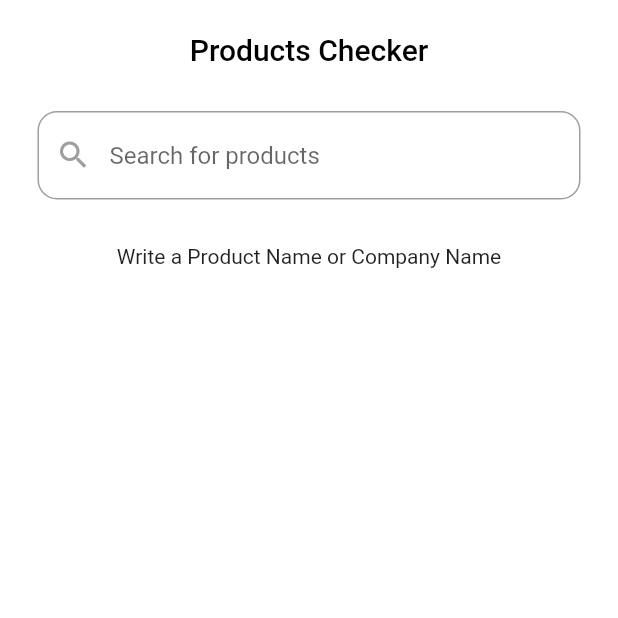
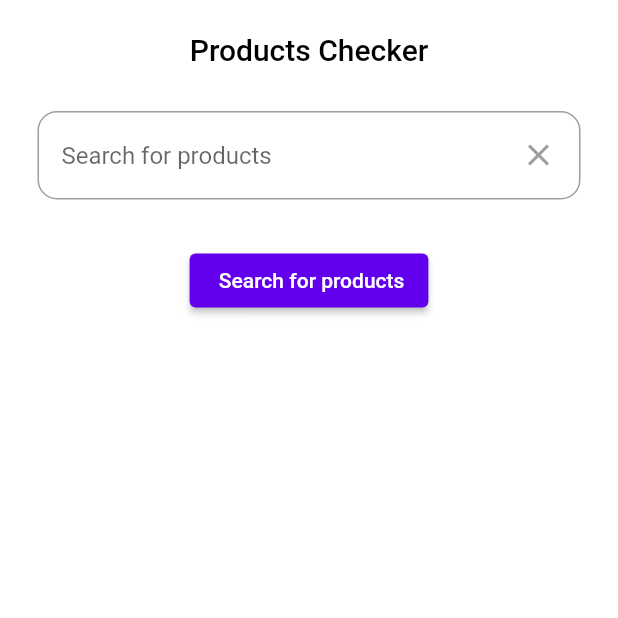
Before and after one commit to AWsabry/ektfaa, a Flutter app: the HomeScreen screen opened directly, on a phone screen of 412 x 824 dp, the top half of it. Run offline on Flutter 3.47's test engine with Material 2 defaults, Android fonts, the light colour scheme and no system bars; our stand-ins replace country_code_picker, country_picker, dio, firebase_auth, firebase_core, flutter_bloc and 7 more; accounts and stored records are empty; network calls fail.

Commit message:
Clear List Of Products

```diff
--- a/lib/Components/Constants/constatnts.dart
+++ b/lib/Components/Constants/constatnts.dart
@@ -50,7 +50,7 @@ abstract class EktfaaConstants {
       "If the results appear, feel free to buy it, otherwise you will find the similar one.";
 
   // Search Hint
-  static String searchHint = "Search for products";
+  static String searchHint = " Search for products";
   // Home title
   static String homeTitle = "Products Checker";
 
--- a/lib/Screens/HomeScreen.dart
+++ b/lib/Screens/HomeScreen.dart
@@ -6,8 +6,7 @@ import 'package:flutter/material.dart';
 import 'package:flutter_bloc/flutter_bloc.dart';
 
 class HomeScreen extends StatefulWidget {
-  HomeScreen({Key? key}) : super(key: key);
-  var controller = TextEditingController();
+  const HomeScreen({Key? key}) : super(key: key);
   @override
   State<HomeScreen> createState() => _HomeScreenState();
 }
@@ -22,7 +21,6 @@ class _HomeScreenState extends State<HomeScreen> {
       },
       child:
           BlocBuilder<ProductsCubit, ProductsStates>(builder: (context, state) {
-        var list = ProductsCubit.get(context).searchedProducts;
         var message = ProductsCubit.get(context).message;
         return Scaffold(
           appBar: AppBar(
@@ -48,8 +46,17 @@ class _HomeScreenState extends State<HomeScreen> {
                   Container(
                     padding: const EdgeInsets.only(top: 10),
                     child: TextFormField(
-                      controller: widget.controller,
+                      controller: ProductsCubit.get(context).searchController,
                       cursorColor: Colors.redAccent,
+                      onFieldSubmitted: (value) {
+                        ProductsCubit.get(context).getSearchedProducts(
+                            ProductsCubit.get(context).searchController.text,
+                            context);
+                      },
+                      onChanged: (value) {
+                        ProductsCubit.get(context).searchController.text =
+                            value;
+                      },
                       validator: (value) {
                         if (value!.isNotEmpty) {
                           return null;
@@ -66,20 +73,28 @@ class _HomeScreenState extends State<HomeScreen> {
                           ),
                         ),
                         hintText: EktfaaConstants.searchHint,
-                        prefixIcon: const Icon(
-                          Icons.search,
-                          color: Colors.grey,
+                        suffixIcon: Padding(
+                          padding: const EdgeInsets.only(right: 8.0),
+                          child: Container(
+                            height: 40,
+                            width: 40,
+                            decoration: const BoxDecoration(
+                                color: Colors.white,
+                                borderRadius:
+                                    BorderRadius.all(Radius.circular(14))),
+                            child: IconButton(
+                                color: Colors.grey,
+                                onPressed: () {
+                                  ProductsCubit.get(context)
+                                      .clearListOfProducts();
+                                },
+                                icon: const Icon(Icons.close)),
+                          ),
                         ),
                         border: const OutlineInputBorder(
                           borderRadius: BorderRadius.all(Radius.circular(13.0)),
                         ),
                       ),
-                      onChanged: (value) {
-                        ProductsCubit.get(context).getSearchedProducts(
-                          value,
-                          context,
-                        );
-                      },
                     ),
                   ),
 
@@ -89,12 +104,12 @@ class _HomeScreenState extends State<HomeScreen> {
                     height: 30,
                   ),
 
-                  list.isNotEmpty
+                  ProductsCubit.get(context).searchedProducts.isNotEmpty
                       ? Column(
                           children: [
                             Center(
                               child: Text(
-                                "The product you searched for '${widget.controller.text}' is not subject to Ektfaa regulations, but here are the alternatives for you:",
+                                "The product you searched for '${ProductsCubit.get(context).searchController.text}' is not subject to Ektfaa regulations, but here are the alternatives for you:",
                                 style: const TextStyle(
                                     color: Colors.grey,
                                     fontSize: 12,
@@ -107,7 +122,9 @@ class _HomeScreenState extends State<HomeScreen> {
                             ListView.separated(
                               shrinkWrap: true,
                               physics: const NeverScrollableScrollPhysics(),
-                              itemCount: list.length,
+                              itemCount: ProductsCubit.get(context)
+                                  .searchedProducts
+                                  .length,
                               separatorBuilder: (context, index) {
                                 return const SizedBox(
                                   height: 15,
@@ -123,13 +140,20 @@ class _HomeScreenState extends State<HomeScreen> {
                                       child: CircleAvatar(
                                           backgroundColor: Colors.transparent,
                                           radius: 30,
-                                          backgroundImage:
-                                              list[index]['image'] == null ||
-                                                      list[index]['image'] == ""
-                                                  ? const AssetImage(
-                                                      'assets/Images/3.png')
-                                                  : AssetImage(
-                                                      list[index]['image'])),
+                                          backgroundImage: ProductsCubit.get(context)
+                                                              .searchedProducts[
+                                                          index]['image'] ==
+                                                      null ||
+                                                  ProductsCubit.get(context)
+                                                              .searchedProducts[
+                                                          index]['image'] ==
+                                                      ""
+                                              ? const AssetImage(
+                                                  'assets/Images/3.png')
+                                              : AssetImage(
+                                                  ProductsCubit.get(context)
+                                                          .searchedProducts[index]
+                                                      ['image'])),
                                     ),
                                     const Spacer(),
                                     SizedBox(
@@ -142,7 +166,9 @@ class _HomeScreenState extends State<HomeScreen> {
                                                   CrossAxisAlignment.start,
                                               children: [
                                                 Text(
-                                                  list[index][
+                                                  ProductsCubit.get(context)
+                                                              .searchedProducts[
+                                                          index][
                                                       'product_arabic_name'], // Your name in Arabic
                                                   textAlign: TextAlign.right,
                                                   maxLines: 3,
@@ -154,7 +180,9 @@ class _HomeScreenState extends State<HomeScreen> {
                                                   ),
                                                 ),
                                                 Text(
-                                                  list[index][
+                                                  ProductsCubit.get(context)
+                                                              .searchedProducts[
+                                                          index][
                                                       'product_english_name'], // Your description in Arabic
                                                   maxLines: 4,
                                                   overflow:
@@ -180,13 +208,21 @@ class _HomeScreenState extends State<HomeScreen> {
                           ? Center(
                               child: Text(EktfaaConstants.noProductsResults),
                             )
-                          : state is newProductsStateLoading
+                          : state is GetEmailFromSharedPreferenceDone
                               ? const Center(
                                   child: Loading(),
                                 )
                               : Center(
-                                  child:
-                                      Text(EktfaaConstants.searchDescription),
+                                  child: ElevatedButton(
+                                      onPressed: () {
+                                        ProductsCubit.get(context)
+                                            .getSearchedProducts(
+                                                ProductsCubit.get(context)
+                                                    .searchController
+                                                    .text,
+                                                context);
+                                      },
+                                      child: Text(EktfaaConstants.searchHint)),
                                 ),
 
                   const SizedBox(
--- a/lib/features/Search/ProductsCubit.dart
+++ b/lib/features/Search/ProductsCubit.dart
@@ -14,6 +14,11 @@ class ProductsCubit extends Cubit<ProductsStates> {
 
   List<dynamic> searchedProducts = [];
   var message;
+  void clearListOfProducts() {
+    searchedProducts.clear();
+    searchController.clear();
+    emit(ClearListSuccessfully());
+  }
 
   void getSearchedProducts(
     valueRequest,
--- a/lib/features/Search/ProductsStates.dart
+++ b/lib/features/Search/ProductsStates.dart
@@ -13,3 +13,5 @@ class ProductSearchFail extends SuperProductsStates {
 }
 
 class GetEmailFromSharedPreferenceDone extends ProductsStates {}
+
+class ClearListSuccessfully extends ProductsStates {}
```
